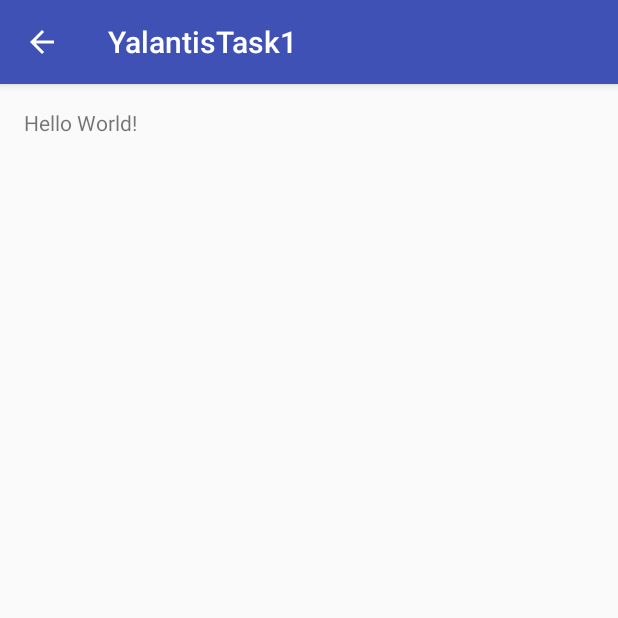
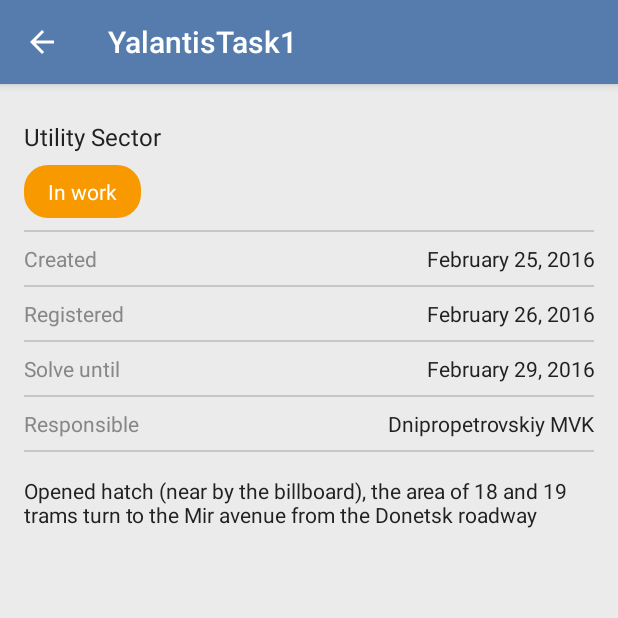
Before and after one commit to Bringoff/YalantisTask1, an Android app: the screen it shows after launch (MainActivity), on a phone screen of 412 x 824 dp, the top half of it. Run offline under Robolectric (Android 15) with nearby library versions, the phone set to English and light mode, and no system bars.

Commit message:
Custom view for title-value displaying created and added to the layout; necessary string resources added

```diff
--- /dev/null
+++ b/app/src/main/java/xyz/bringoff/yalantistask1/view/CaptionValueView.java
@@ -0,0 +1,83 @@
+package xyz.bringoff.yalantistask1.view;
+
+import android.content.Context;
+import android.content.res.TypedArray;
+import android.util.AttributeSet;
+import android.view.LayoutInflater;
+import android.widget.LinearLayout;
+import android.widget.TextView;
+
+import xyz.bringoff.yalantistask1.R;
+
+public class CaptionValueView extends LinearLayout {
+    private TextView mTitleTextView;
+    private TextView mValueTextView;
+
+    private String mCaption;
+    private String mValue;
+
+    public CaptionValueView(Context context) {
+        super(context);
+        initViews(context);
+    }
+
+    public CaptionValueView(Context context, AttributeSet attrs) {
+        super(context, attrs);
+
+        obtainAttributes(context, attrs);
+
+        initViews(context);
+    }
+
+    public CaptionValueView(Context context, AttributeSet attrs, int defStyleAttr) {
+        super(context, attrs, defStyleAttr);
+
+        obtainAttributes(context, attrs);
+
+        initViews(context);
+    }
+
+    private void obtainAttributes(Context context, AttributeSet attrs) {
+        TypedArray typedArray = context.getTheme().obtainStyledAttributes(attrs, R.styleable.CaptionValueView, 0, 0);
+        try {
+            mCaption = typedArray.getString(R.styleable.CaptionValueView_caption);
+            mValue = typedArray.getString(R.styleable.CaptionValueView_value);
+        } finally {
+            typedArray.recycle();
+        }
+    }
+
+    private void initViews(Context context) {
+        LayoutInflater inflater = (LayoutInflater) context.getSystemService(Context.LAYOUT_INFLATER_SERVICE);
+        inflater.inflate(R.layout.titlevalue_view, this);
+    }
+
+    @Override
+    protected void onFinishInflate() {
+        super.onFinishInflate();
+
+        mTitleTextView = (TextView) this.findViewById(R.id.title_text_view);
+        mValueTextView = (TextView) this.findViewById(R.id.value_text_view);
+
+        setCaption(mCaption);
+        setValue(mValue);
+    }
+
+    public String getCaption() {
+        return mCaption;
+    }
+
+    public void setCaption(String text) {
+        mCaption = text;
+        mTitleTextView.setText(mCaption);
+    }
+
+    public String getValue() {
+        return mValue;
+    }
+
+    public void setValue(String text) {
+        mValue = text;
+        mValueTextView.setText(mValue);
+    }
+}
--- /dev/null
+++ b/app/src/main/res/drawable/tag_background.xml
@@ -0,0 +1,7 @@
+<?xml version="1.0" encoding="utf-8"?>
+<shape xmlns:android="http://schemas.android.com/apk/res/android">
+
+    <solid android:color="@color/colorAccent"/>
+
+    <corners android:radius="@dimen/tag_corner_radius"/>
+</shape>
--- a/app/src/main/res/layout/activity_main.xml
+++ b/app/src/main/res/layout/activity_main.xml
@@ -1,17 +1,82 @@
 <?xml version="1.0" encoding="utf-8"?>
-<RelativeLayout
+<ScrollView
     xmlns:android="http://schemas.android.com/apk/res/android"
+    xmlns:app="http://schemas.android.com/apk/res-auto"
     xmlns:tools="http://schemas.android.com/tools"
     android:layout_width="match_parent"
     android:layout_height="match_parent"
+    android:background="@color/colorBackground"
     android:paddingBottom="@dimen/activity_vertical_margin"
     android:paddingLeft="@dimen/activity_horizontal_margin"
     android:paddingRight="@dimen/activity_horizontal_margin"
     android:paddingTop="@dimen/activity_vertical_margin"
     tools:context="xyz.bringoff.yalantistask1.MainActivity">
 
-    <TextView
-        android:layout_width="wrap_content"
+    <LinearLayout
+        android:layout_width="match_parent"
         android:layout_height="wrap_content"
-        android:text="Hello World!"/>
-</RelativeLayout>
+        android:orientation="vertical">
+
+        <TextView
+            android:layout_width="match_parent"
+            android:layout_height="wrap_content"
+            android:layout_marginBottom="@dimen/default_vertical_margin"
+            android:layout_marginTop="@dimen/default_vertical_margin"
+            android:text="@string/utility_sector"
+            android:textColor="?android:attr/textColorPrimary"
+            android:textSize="@dimen/title_text_size"/>
+
+        <TextView
+            style="@style/Tag"
+            android:layout_width="wrap_content"
+            android:layout_height="wrap_content"
+            android:text="@string/in_work"/>
+
+        <include layout="@layout/divider"/>
+
+        <xyz.bringoff.yalantistask1.view.CaptionValueView
+            android:layout_width="match_parent"
+            android:layout_height="wrap_content"
+            app:caption="@string/created"
+            app:value="@string/first_stub_date"/>
+
+        <include layout="@layout/divider"/>
+
+        <xyz.bringoff.yalantistask1.view.CaptionValueView
+            android:layout_width="match_parent"
+            android:layout_height="wrap_content"
+            app:caption="@string/registered"
+            app:value="@string/second_stub_date"/>
+
+        <include layout="@layout/divider"/>
+
+        <xyz.bringoff.yalantistask1.view.CaptionValueView
+            android:layout_width="match_parent"
+            android:layout_height="wrap_content"
+            app:caption="@string/solve_till"
+            app:value="@string/third_stub_date"/>
+
+        <include layout="@layout/divider"/>
+
+        <xyz.bringoff.yalantistask1.view.CaptionValueView
+            android:layout_width="match_parent"
+            android:layout_height="wrap_content"
+            app:caption="@string/responsible"
+            app:value="@string/responsible_stub"/>
+
+        <include layout="@layout/divider"/>
+
+        <TextView
+            android:id="@+id/detailed_description_text_view"
+            android:layout_width="match_parent"
+            android:layout_height="wrap_content"
+            android:layout_marginBottom="@dimen/default_vertical_margin"
+            android:layout_marginTop="@dimen/default_vertical_margin"
+            android:text="@string/description_stub"
+            android:textColor="?android:attr/textColorPrimary"/>
+
+        <android.support.v7.widget.RecyclerView
+            android:layout_width="wrap_content"
+            android:layout_height="wrap_content"/>
+    </LinearLayout>
+</ScrollView>
--- /dev/null
+++ b/app/src/main/res/layout/divider.xml
@@ -0,0 +1,10 @@
+<?xml version="1.0" encoding="utf-8"?>
+<View
+    xmlns:android="http://schemas.android.com/apk/res/android"
+    xmlns:tools="http://schemas.android.com/tools"
+    android:layout_width="match_parent"
+    android:layout_height="@dimen/divider_height"
+    android:layout_marginBottom="@dimen/default_vertical_margin"
+    android:layout_marginTop="@dimen/default_vertical_margin"
+    android:background="?android:attr/divider"
+    tools:showIn="@layout/activity_main"/>
--- /dev/null
+++ b/app/src/main/res/layout/titlevalue_view.xml
@@ -0,0 +1,22 @@
+<?xml version="1.0" encoding="utf-8"?>
+<merge xmlns:android="http://schemas.android.com/apk/res/android">
+
+    <TextView
+        android:id="@+id/title_text_view"
+        android:layout_width="wrap_content"
+        android:layout_height="wrap_content"
+        android:layout_weight="1"
+        android:gravity="start"
+        android:textAlignment="gravity"
+        android:textColor="?android:attr/textColorSecondary"/>
+
+    <TextView
+        android:id="@+id/value_text_view"
+        android:layout_width="wrap_content"
+        android:layout_height="wrap_content"
+        android:layout_weight="1"
+        android:gravity="end"
+        android:textAlignment="gravity"
+        android:textColor="?android:attr/textColorPrimary"/>
+
+</merge>
--- /dev/null
+++ b/app/src/main/res/values/attr.xml
@@ -0,0 +1,7 @@
+<?xml version="1.0" encoding="utf-8"?>
+<resources>
+    <declare-styleable name="CaptionValueView">
+        <attr name="caption" format="string"/>
+        <attr name="value" format="string"/>
+    </declare-styleable>
+</resources>
--- a/app/src/main/res/values/colors.xml
+++ b/app/src/main/res/values/colors.xml
@@ -1,6 +1,10 @@
 <?xml version="1.0" encoding="utf-8"?>
 <resources>
-    <color name="colorPrimary">#3F51B5</color>
-    <color name="colorPrimaryDark">#303F9F</color>
-    <color name="colorAccent">#FF4081</color>
+    <color name="colorPrimary">#557CAC</color>
+    <color name="colorPrimaryDark">#446389</color>
+    <color name="colorAccent">#F89900</color>
+    <color name="colorBackground">#EBEBEB</color>
+    <color name="colorDivider">#C6C6C6</color>
+    <color name="colorTextPrimary">#212121</color>
+    <color name="colorTextSecondary">#878787</color>
 </resources>
--- a/app/src/main/res/values/dimens.xml
+++ b/app/src/main/res/values/dimens.xml
@@ -2,4 +2,10 @@
     <!-- Default screen margins, per the Android Design guidelines. -->
     <dimen name="activity_horizontal_margin">16dp</dimen>
     <dimen name="activity_vertical_margin">16dp</dimen>
+    <dimen name="tag_corner_radius">16dp</dimen>
+    <dimen name="tag_horizontal_padding">16dp</dimen>
+    <dimen name="tag_vertical_padding">8dp</dimen>
+    <dimen name="default_vertical_margin">8dp</dimen>
+    <dimen name="title_text_size">16sp</dimen>
+    <dimen name="divider_height">1dp</dimen>
 </resources>
--- a/app/src/main/res/values/strings.xml
+++ b/app/src/main/res/values/strings.xml
@@ -1,3 +1,14 @@
 <resources>
     <string name="app_name">YalantisTask1</string>
+    <string name="in_work">In work</string>
+    <string name="utility_sector">Utility Sector</string>
+    <string name="created">Created</string>
+    <string name="registered">Registered</string>
+    <string name="solve_till">Solve until</string>
+    <string name="responsible">Responsible</string>
+    <string name="first_stub_date">February 25, 2016</string>
+    <string name="second_stub_date">February 26, 2016</string>
+    <string name="third_stub_date">February 29, 2016</string>
+    <string name="responsible_stub">Dnipropetrovskiy MVK</string>
+    <string name="description_stub">Opened hatch (near by the billboard), the area of 18 and 19 trams turn to the Mir avenue from the Donetsk roadway</string>
 </resources>
--- a/app/src/main/res/values/styles.xml
+++ b/app/src/main/res/values/styles.xml
@@ -1,11 +1,21 @@
 <resources>
 
-    <!-- Base application theme. -->
     <style name="AppTheme" parent="Theme.AppCompat.Light.DarkActionBar">
-        <!-- Customize your theme here. -->
         <item name="colorPrimary">@color/colorPrimary</item>
         <item name="colorPrimaryDark">@color/colorPrimaryDark</item>
         <item name="colorAccent">@color/colorAccent</item>
+        <item name="android:divider">@color/colorDivider</item>
+        <item name="android:textColorPrimary">@color/colorTextPrimary</item>
+        <item name="android:textColorSecondary">@color/colorTextSecondary</item>
+    </style>
+
+    <style name="Tag">
+        <item name="android:paddingLeft">@dimen/tag_horizontal_padding</item>
+        <item name="android:paddingRight">@dimen/tag_horizontal_padding</item>
+        <item name="android:paddingTop">@dimen/tag_vertical_padding</item>
+        <item name="android:paddingBottom">@dimen/tag_vertical_padding</item>
+        <item name="android:textColor">@android:color/white</item>
+        <item name="android:background">@drawable/tag_background</item>
     </style>
 
 </resources>
```
Also changed, not shown: 1 other file.
